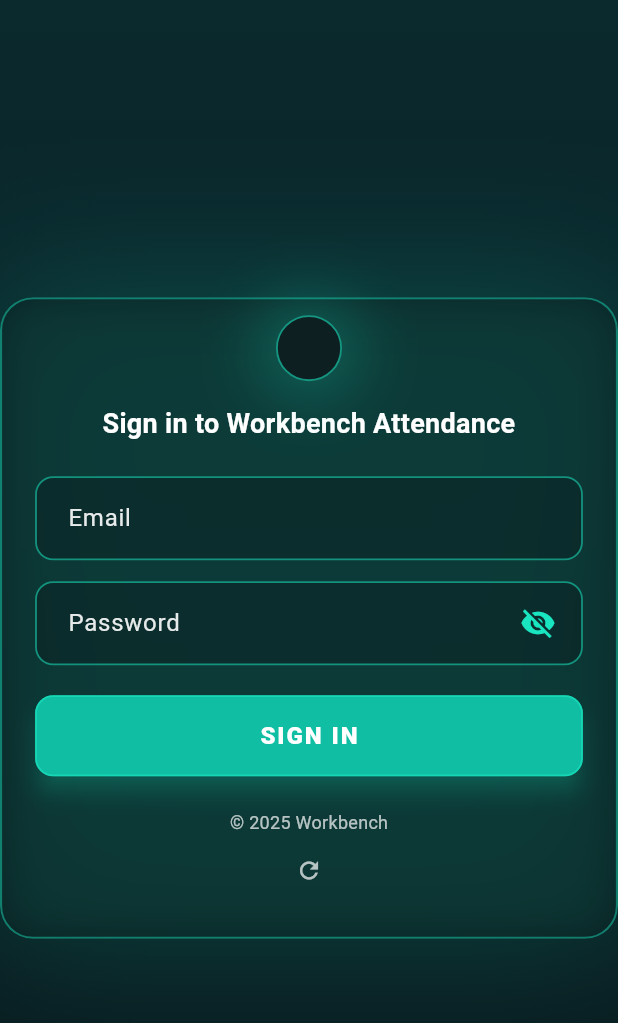
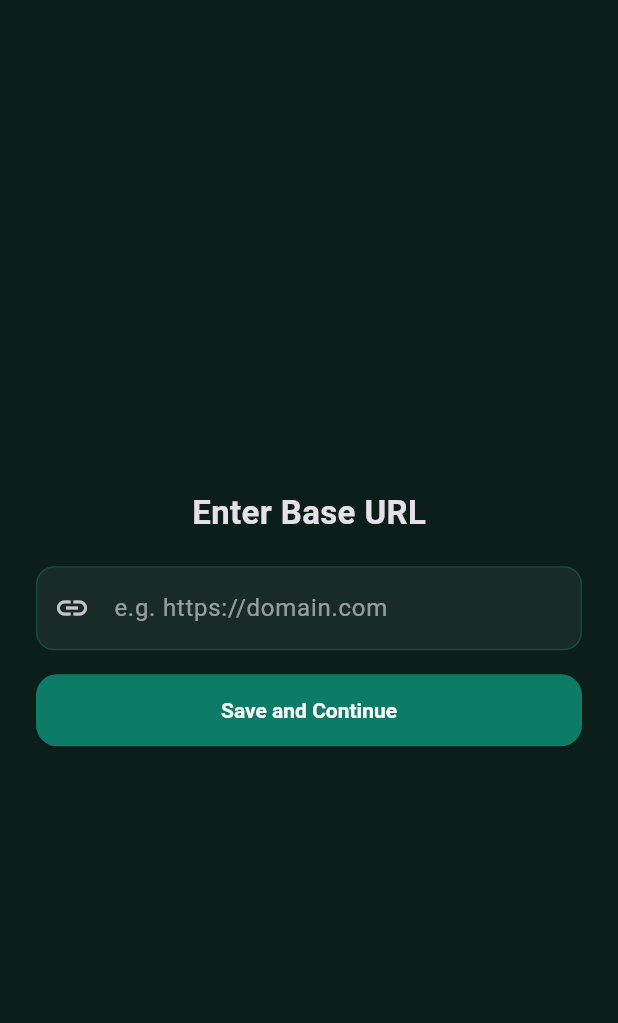
Before and after one commit to HakimAlqubati/Workbench-Flutter-Attendance-, a Flutter app: the screen it shows after launch, on a phone screen of 412 x 824 dp. Shown: the top 1023 px of the screen. Run offline on Flutter 3.47's test engine with Material 3 defaults, Android fonts, the phone set to English and light mode, and no system bars; our stand-ins replace camera, connectivity_plus, fluttertoast, shared_preferences, wakelock_plus; missing offline and left inert: gallery_saver_plus, google_mlkit_face_detection, platform_device_id_plus.

Commit message:
add base url screen & some improving

```diff
--- a/lib/app.dart
+++ b/lib/app.dart
@@ -1,6 +1,8 @@
 import 'package:flutter/material.dart';
 import 'package:flutter/services.dart';
 import 'package:my_app/features/face_liveness/views/face_liveness_screen.dart';
+import 'package:my_app/features/home/home_screen.dart';
+import 'package:my_app/features/setup/enter_base_url_screen.dart';
 import 'package:my_app/theme/app_theme.dart';
 
 import 'core/navigation/routes.dart';
@@ -108,6 +110,9 @@ class _MyAppState extends State<MyApp> with WidgetsBindingObserver {
         AppRoutes.login: (_) => const LoginScreen(),
         AppRoutes.settings: (_) => const SettingsScreen(),
         AppRoutes.attendanceKeypad: (_) => const AttendanceKeypadScreen(),
+        AppRoutes.enterBaseUrl: (_) => const EnterBaseUrlScreen(),
+        AppRoutes.home: (_) => const HomeScreen(), // ← جديد
+
       },
       navigatorObservers: [_FullScreenObserver()],
       scrollBehavior: const _AppScrollBehavior(),
--- /dev/null
+++ b/lib/core/config/base_url_store.dart
@@ -0,0 +1,26 @@
+// lib/core/config/base_url_store.dart
+import 'package:shared_preferences/shared_preferences.dart';
+
+class BaseUrlStore {
+  static const _key = 'base_url';
+  static String? _cache;
+
+  static Future<String?> get() async {
+    if (_cache != null) return _cache;
+    final p = await SharedPreferences.getInstance();
+    _cache = p.getString(_key);
+    return _cache;
+  }
+
+  static Future<void> set(String url) async {
+    final p = await SharedPreferences.getInstance();
+    await p.setString(_key, url);
+    _cache = url;
+  }
+
+  static Future<void> clear() async {
+    final p = await SharedPreferences.getInstance();
+    await p.remove(_key);
+    _cache = null;
+  }
+}
--- a/lib/core/navigation/routes.dart
+++ b/lib/core/navigation/routes.dart
@@ -3,4 +3,6 @@ class AppRoutes {
   static const login = '/login';
   static const settings = '/settings';
   static const attendanceKeypad = '/attendance-keypad';
+  static const enterBaseUrl = '/setup/baseUrl';
+  static const home = '/home';
 }
--- a/lib/features/face_liveness/constants.dart
+++ b/lib/features/face_liveness/constants.dart
@@ -4,13 +4,16 @@ import 'package:my_app/features/settings/settings_store.dart';
 
 
 /// ------- API Base URL -------
-const String kApiBaseUrl = "https://workbench.ressystem.com";
+// const String kApiBaseUrl = "https://workbench.ressystem.com";
+// const String kApiBaseUrl = "http://192.168.8.149:9000";
+late String kApiBaseUrl; // تُعيَّن في الإقلاع قبل استعمالها
 
+String get kFaceRecognitionApiUrl => "$kApiBaseUrl/api/hr/identifyEmployee";
+String get kAttendanceApiUrl      => "$kApiBaseUrl/api/hr/attendance/store";
 
-/// ------- API endpoints -------
-const String kFaceRecognitionApiUrl = "$kApiBaseUrl/api/hr/identifyEmployee";
-const String kAttendanceApiUrl      = "$kApiBaseUrl/api/hr/attendance/store";
-
+// (اختياري) دالة موحّدة:
+String api(String path) => "$kApiBaseUrl$path";
+// ثم تستخدم: api("/api/hr/identifyEmployee")
 
 /// ------- Face fit thresholds -------
 const double kMinFaceRatio = 0.06;
--- a/lib/features/settings/settings_store.dart
+++ b/lib/features/settings/settings_store.dart
@@ -45,7 +45,7 @@ const _kDefaultFaceRawMax             = 0.50;
 const _kDefaultCropScale              = 0.7;
 
 /// -------- رابط API للإعدادات --------
-const _kSettingsApiUrl = '$kApiBaseUrl/api/app/settings';
+String get _kSettingsApiUrl => '$kApiBaseUrl/api/app/settings';
 
 /// -------- موديل الإعدادات --------
 class AppSettings {
--- /dev/null
+++ b/lib/features/setup/enter_base_url_screen.dart
@@ -0,0 +1,85 @@
+// lib/features/setup/enter_base_url_screen.dart
+import 'package:flutter/material.dart';
+import 'package:my_app/core/config/base_url_store.dart';
+import 'package:my_app/features/face_liveness/constants.dart';
+import 'package:my_app/core/navigation/routes.dart';
+
+class EnterBaseUrlScreen extends StatefulWidget {
+  const EnterBaseUrlScreen({super.key});
+
+  @override
+  State<EnterBaseUrlScreen> createState() => _EnterBaseUrlScreenState();
+}
+
+class _EnterBaseUrlScreenState extends State<EnterBaseUrlScreen> {
+  final _formKey = GlobalKey<FormState>();
+  final _controller = TextEditingController();
+
+  String _normalize(String url) {
+    var u = url.trim();
+    while (u.endsWith('/')) u = u.substring(0, u.length - 1);
+    return u;
+  }
+
+  String? _validate(String? v) {
+    final s = (v ?? '').trim();
+    if (s.isEmpty) return 'Base URL is required';
+    final ok = s.startsWith('http://') || s.startsWith('https://');
+    if (!ok) return 'URL must start with http:// or https://';
+    return null;
+  }
+
+  Future<void> _save() async {
+    if (!_formKey.currentState!.validate()) return;
+    final url = _normalize(_controller.text);
+    await BaseUrlStore.set(url);
+    kApiBaseUrl = url;
+    if (!mounted) return;
+    Navigator.of(context).pushReplacementNamed(AppRoutes.login);
+  }
+
+  @override
+  Widget build(BuildContext context) {
+    return Scaffold(
+      body: Center(
+        child: ConstrainedBox(
+          constraints: const BoxConstraints(maxWidth: 520),
+          child: Padding(
+            padding: const EdgeInsets.all(24),
+            child: Form(
+              key: _formKey,
+              child: Column(
+                mainAxisSize: MainAxisSize.min,
+                children: [
+                  const Text('Enter Base URL',
+                      style: TextStyle(fontSize: 22, fontWeight: FontWeight.w700)),
+                  const SizedBox(height: 20),
+                  TextFormField(
+                    controller: _controller,
+                    keyboardType: TextInputType.url,
+                    decoration: const InputDecoration(
+                      hintText: 'e.g. https://domain.com',
+                      border: OutlineInputBorder(),
+                      prefixIcon: Icon(Icons.link),
+                    ),
+                    validator: _validate,
+                    onFieldSubmitted: (_) => _save(),
+                  ),
+                  const SizedBox(height: 16),
+                  SizedBox(
+                    width: double.infinity,
+                    height: 48,
+                    child: ElevatedButton(
+                      onPressed: _save,
+                      child: const Text('Save and Continue'),
+                    ),
+                  ),
+                ],
+              ),
+            ),
+          ),
+        ),
+      ),
+    );
+  }
+}
```
Also changed, not shown: lib/core/device_id_manager.dart (added, +81 -0 lines), lib/features/auth/login_screen.dart (+33 -19 lines), lib/features/face_liveness/controllers/face_liveness_controller.dart (+5 -5 lines), lib/features/face_liveness/services/auth_service.dart (+13 -4 lines), lib/features/face_liveness/widgets/camera_ui.dart (+6 -10 lines), lib/features/splash/splash_gate.dart (+16 -28 lines), pubspec.lock, 1 other file.
